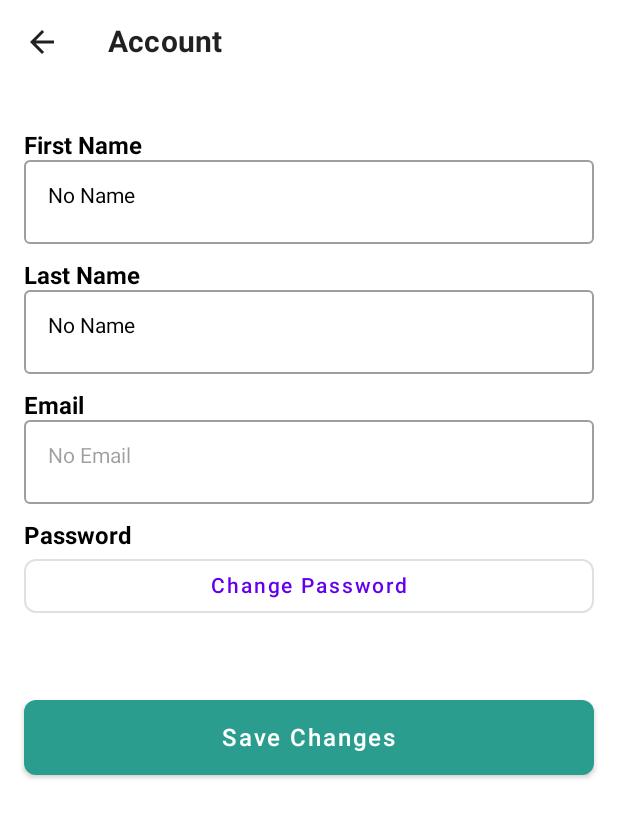
After one commit to walid-damou/To-do-App, an Android app built with Jetpack Compose: the composable AccountScreen shown on its own in the app's theme, on a phone screen of 412 x 824 dp. The commit adds this screen. Shown: the top 818 px of the screen. Run offline under Robolectric (Android 15) with nearby library versions, the phone set to English and light mode, and no system bars; our stand-ins replace Firebase (no records; nobody signed in at launch, a user with empty details on screens opened directly); 2 statements that could not run were skipped.

Commit message:
Final commit inshallah

```diff
--- a/app/src/main/java/eilco/mobile/To_do/ui/AppNavigation.kt
+++ b/app/src/main/java/eilco/mobile/To_do/ui/AppNavigation.kt
@@ -1,5 +1,6 @@
 package eilco.mobile.To_do.ui
 
+import AccountScreen
 import NotificationScreen
 import android.annotation.SuppressLint
 import androidx.compose.material.*
@@ -122,6 +123,9 @@ fun AppNavigation(viewModel: ThemeViewModel, isUserLoggedIn: Boolean) {
                     scaffoldState = scaffoldState
                 )
             }
+            composable("account") {
+                AccountScreen(navController = navController)
+            }
         }
     }
 }
--- /dev/null
+++ b/app/src/main/java/eilco/mobile/To_do/ui/screens/AccountScreen.kt
@@ -0,0 +1,154 @@
+import androidx.compose.foundation.layout.*
+import androidx.compose.foundation.shape.RoundedCornerShape
+import androidx.compose.material.*
+import androidx.compose.material.icons.Icons
+import androidx.compose.material.icons.filled.ArrowBack
+import androidx.compose.runtime.*
+import androidx.compose.ui.Alignment
+import androidx.compose.ui.Modifier
+import androidx.compose.ui.graphics.Color
+import androidx.compose.ui.text.font.FontWeight
+import androidx.compose.ui.unit.dp
+import androidx.compose.ui.unit.sp
+import androidx.navigation.NavController
+import com.google.firebase.auth.FirebaseAuth
+import com.google.firebase.database.FirebaseDatabase
+import kotlinx.coroutines.launch
+
+@Composable
+fun AccountScreen(navController: NavController) {
+    val userId = FirebaseAuth.getInstance().currentUser?.uid
+    var firstName by remember { mutableStateOf("Loading...") }
+    var lastName by remember { mutableStateOf("Loading...") }
+    var email by remember { mutableStateOf("Loading...") }
+    var isSaving by remember { mutableStateOf(false) }
+    var saveMessage by remember { mutableStateOf("") }
+
+    val coroutineScope = rememberCoroutineScope()
+
+    // Fetch user data from Firebase
+    LaunchedEffect(userId) {
+        userId?.let {
+            val userRef = FirebaseDatabase.getInstance().getReference("users").child(it)
+            userRef.get().addOnSuccessListener { snapshot ->
+                firstName = snapshot.child("firstName").getValue(String::class.java) ?: "No Name"
+                lastName = snapshot.child("lastName").getValue(String::class.java) ?: "No Name"
+                email = snapshot.child("email").getValue(String::class.java) ?: "No Email"
+            }.addOnFailureListener {
+                firstName = "Failed to load"
+                lastName = "Failed to load"
+                email = "Failed to load"
+            }
+        }
+    }
+
+    Scaffold(
+        topBar = {
+            TopAppBar(
+                title = {
+                    Text("Account", fontSize = 20.sp, fontWeight = FontWeight.Bold)
+                },
+                navigationIcon = {
+                    IconButton(onClick = { navController.popBackStack() }) {
+                        Icon(Icons.Default.ArrowBack, contentDescription = "Back")
+                    }
+                },
+                backgroundColor = Color.White,
+                elevation = 0.dp
+            )
+        }
+    ) { paddingValues ->
+        Column(
+            modifier = Modifier
+                .fillMaxSize()
+                .padding(paddingValues)
+                .padding(16.dp),
+            horizontalAlignment = Alignment.Start
+        ) {
+            Spacer(modifier = Modifier.height(16.dp))
+
+            // First Name Field
+            Text("First Name", fontWeight = FontWeight.Bold, fontSize = 16.sp)
+            OutlinedTextField(
+                value = firstName,
+                onValueChange = { firstName = it },
+                modifier = Modifier.fillMaxWidth(),
+                placeholder = { Text("Enter first name") }
+            )
+
+            Spacer(modifier = Modifier.height(12.dp))
+
+            // Last Name Field
+            Text("Last Name", fontWeight = FontWeight.Bold, fontSize = 16.sp)
+            OutlinedTextField(
+                value = lastName,
+                onValueChange = { lastName = it },
+                modifier = Modifier.fillMaxWidth(),
+                placeholder = { Text("Enter last name") }
+            )
+
+            Spacer(modifier = Modifier.height(12.dp))
+
+            // Email Field
+            Text("Email", fontWeight = FontWeight.Bold, fontSize = 16.sp)
+            OutlinedTextField(
+                value = email,
+                onValueChange = { email = it },
+                modifier = Modifier.fillMaxWidth(),
+                placeholder = { Text("name@example.com") },
+                enabled = false
+            )
+
+            Spacer(modifier = Modifier.height(12.dp))
+
+            // Change Password Button
+            Text("Password", fontWeight = FontWeight.Bold, fontSize = 16.sp)
+            OutlinedButton(
+                onClick = { /* Implement password change functionality */ },
+                modifier = Modifier.fillMaxWidth(),
+                shape = RoundedCornerShape(8.dp)
+            ) {
+                Text("Change Password")
+            }
+
+            Spacer(modifier = Modifier.height(52.dp))
+
+            // Save Changes Button
+            Button(
+                onClick = {
+                    if (userId != null) {
+                        isSaving = true
+                        val userRef = FirebaseDatabase.getInstance().getReference("users").child(userId)
+                        coroutineScope.launch {
+                            userRef.child("firstName").setValue(firstName)
+                            userRef.child("lastName").setValue(lastName).addOnSuccessListener {
+                                isSaving = false
+                                saveMessage = "Changes saved successfully!"
+                            }.addOnFailureListener {
+                                isSaving = false
+                                saveMessage = "Failed to save changes."
+                            }
+                        }
+                    }
+                },
+                modifier = Modifier
+                    .fillMaxWidth()
+                    .height(50.dp),
+                shape = RoundedCornerShape(8.dp),
+                colors = ButtonDefaults.buttonColors(backgroundColor = Color(0xFF2A9D8F))
+            ) {
+                Text("Save Changes", color = Color.White, fontSize = 16.sp)
+            }
+
+            if (isSaving) {
+                Spacer(modifier = Modifier.height(16.dp))
+                CircularProgressIndicator()
+            }
+
+            if (saveMessage.isNotEmpty()) {
+                Spacer(modifier = Modifier.height(16.dp))
+                Text(saveMessage, color = if (saveMessage.contains("successfully")) Color.Green else Color.Red)
+            }
+        }
+    }
+}
--- a/app/src/main/java/eilco/mobile/To_do/ui/screens/ProfileScreen.kt
+++ b/app/src/main/java/eilco/mobile/To_do/ui/screens/ProfileScreen.kt
@@ -110,8 +110,12 @@ fun ProfileScreen(navController: NavController, viewModel: ThemeViewModel) {
             }
             Spacer(modifier = Modifier.height(16.dp))
             Column {
-                SettingsItem(Icons.Default.Person, "Account") {}
-                SettingsItem(Icons.Default.Palette, "Theme") {}
+                SettingsItem(Icons.Default.Person, "Account") {
+                    navController.navigate("account")
+                }
+                SettingsItem(Icons.Default.Palette, "Theme") {
+                    navController.navigate("chooseTheme")
+                }
                 SettingsItem(Icons.Default.Apps, "App Icon") {}
                 SettingsItem(Icons.Default.Work, "Productivity") {}
                 Row(
```
